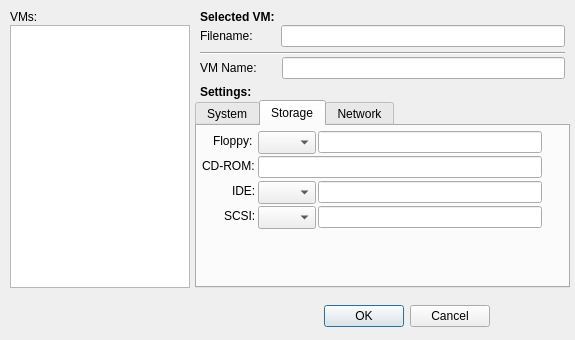
mairda/vmlauncher, file pyqt/vmdlg.ui: the form before one commit.
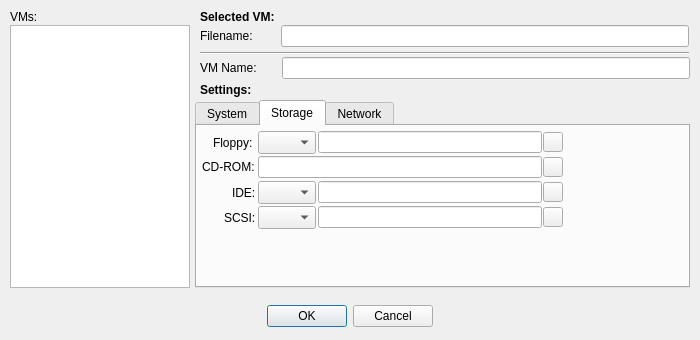
The form after the commit. The open tabs and pages were chosen to show the change. Icons and pictures are not drawn.

Commit message: Add first cut of PyQt5 based UI

```diff
--- a/pyqt/vmdlg.ui
+++ b/pyqt/vmdlg.ui
@@ -6,7 +6,7 @@
    <rect>
     <x>0</x>
     <y>0</y>
-    <width>575</width>
+    <width>700</width>
     <height>340</height>
    </rect>
   </property>
@@ -19,18 +19,30 @@
   <widget class="QDialogButtonBox" name="buttonBox">
    <property name="geometry">
     <rect>
-     <x>149</x>
+     <x>10</x>
      <y>300</y>
-     <width>341</width>
+     <width>680</width>
      <height>32</height>
     </rect>
    </property>
+   <property name="sizePolicy">
+    <sizepolicy hsizetype="Minimum" vsizetype="Expanding">
+     <horstretch>0</horstretch>
+     <verstretch>0</verstretch>
+    </sizepolicy>
+   </property>
+   <property name="layoutDirection">
+    <enum>Qt::LeftToRight</enum>
+   </property>
    <property name="orientation">
     <enum>Qt::Horizontal</enum>
    </property>
    <property name="standardButtons">
     <set>QDialogButtonBox::Cancel|QDialogButtonBox::Ok</set>
    </property>
+   <property name="centerButtons">
+    <bool>true</bool>
+   </property>
   </widget>
   <widget class="QLabel" name="lblVMList">
    <property name="geometry">
@@ -92,7 +104,7 @@
     <rect>
      <x>281</x>
      <y>25</y>
-     <width>284</width>
+     <width>408</width>
      <height>22</height>
     </rect>
    </property>
@@ -115,7 +127,7 @@
     <rect>
      <x>282</x>
      <y>57</y>
-     <width>283</width>
+     <width>408</width>
      <height>22</height>
     </rect>
    </property>
@@ -125,7 +137,7 @@
     <rect>
      <x>200</x>
      <y>52</y>
-     <width>365</width>
+     <width>489</width>
      <height>3</height>
     </rect>
    </property>
@@ -138,7 +150,7 @@
     <rect>
      <x>195</x>
      <y>100</y>
-     <width>375</width>
+     <width>495</width>
      <height>188</height>
     </rect>
    </property>
@@ -449,7 +461,7 @@
      <property name="geometry">
       <rect>
        <x>16</x>
-       <y>6</y>
+       <y>8</y>
        <width>43</width>
        <height>18</height>
       </rect>
@@ -488,7 +500,7 @@
      <property name="geometry">
       <rect>
        <x>35</x>
-       <y>56</y>
+       <y>58</y>
        <width>24</width>
        <height>18</height>
       </rect>
@@ -521,7 +533,7 @@
      <property name="geometry">
       <rect>
        <x>5</x>
-       <y>31</y>
+       <y>32</y>
        <width>54</width>
        <height>18</height>
       </rect>
@@ -544,7 +556,7 @@
      <property name="geometry">
       <rect>
        <x>27</x>
-       <y>81</y>
+       <y>83</y>
        <width>32</width>
        <height>18</height>
       </rect>
@@ -573,6 +585,101 @@
       </rect>
      </property>
     </widget>
+    <widget class="QPushButton" name="btnOpticalDisk">
+     <property name="geometry">
+      <rect>
+       <x>346</x>
+       <y>31</y>
+       <width>20</width>
+       <height>20</height>
+      </rect>
+     </property>
+     <property name="inputMethodHints">
+      <set>Qt::ImhNone</set>
+     </property>
+     <property name="text">
+      <string extracomment="Browse for a Optical Disk ISO image"/>
+     </property>
+     <property name="icon">
+      <iconset theme="media-optical">
+       <normaloff>.</normaloff>.</iconset>
+     </property>
+     <property name="autoDefault">
+      <bool>false</bool>
+     </property>
+    </widget>
+    <widget class="QPushButton" name="btnFloppy">
+     <property name="geometry">
+      <rect>
+       <x>346</x>
+       <y>6</y>
+       <width>20</width>
+       <height>20</height>
+      </rect>
+     </property>
+     <property name="inputMethodHints">
+      <set>Qt::ImhNone</set>
+     </property>
+     <property name="text">
+      <string extracomment="Browse for a Floppy Disk image"/>
+     </property>
+     <property name="icon">
+      <iconset theme="media-floppy">
+       <normaloff>.</normaloff>.</iconset>
+     </property>
+     <property name="autoDefault">
+      <bool>false</bool>
+     </property>
+    </widget>
+    <widget class="QPushButton" name="btnIDEDisk">
+     <property name="geometry">
+      <rect>
+       <x>346</x>
+       <y>56</y>
+       <width>20</width>
+       <height>20</height>
+      </rect>
+     </property>
+     <property name="focusPolicy">
+      <enum>Qt::StrongFocus</enum>
+     </property>
+     <property name="inputMethodHints">
+      <set>Qt::ImhNone</set>
+     </property>
+     <property name="text">
+      <string extracomment="Browse for an IDE Hard Disk image"/>
+     </property>
+     <property name="icon">
+      <iconset theme="drive-harddisk">
+       <normaloff>.</normaloff>.</iconset>
+     </property>
+     <property name="autoDefault">
+      <bool>false</bool>
+     </property>
+    </widget>
+    <widget class="QPushButton" name="btnSCSIDisk">
+     <property name="geometry">
+      <rect>
+       <x>346</x>
+       <y>81</y>
+       <width>20</width>
+       <height>20</height>
+      </rect>
+     </property>
+     <property name="inputMethodHints">
+      <set>Qt::ImhNone</set>
+     </property>
+     <property name="text">
+      <string extracomment="Browse for a SCSI Disk image"/>
+     </property>
+     <property name="icon">
+      <iconset theme="drive-harddisk">
+       <normaloff>.</normaloff>.</iconset>
+     </property>
+     <property name="autoDefault">
+      <bool>false</bool>
+     </property>
+    </widget>
    </widget>
    <widget class="QWidget" name="network">
     <attribute name="title">
@@ -676,9 +783,9 @@
    <property name="geometry">
     <rect>
      <x>200</x>
-     <y>85</y>
+     <y>82</y>
      <width>52</width>
-     <height>14</height>
+     <height>16</height>
     </rect>
    </property>
    <property name="font">
```
Left out of the diff: 57 changed lines with no effect on the pictures. The commit also changes 3 other files.
